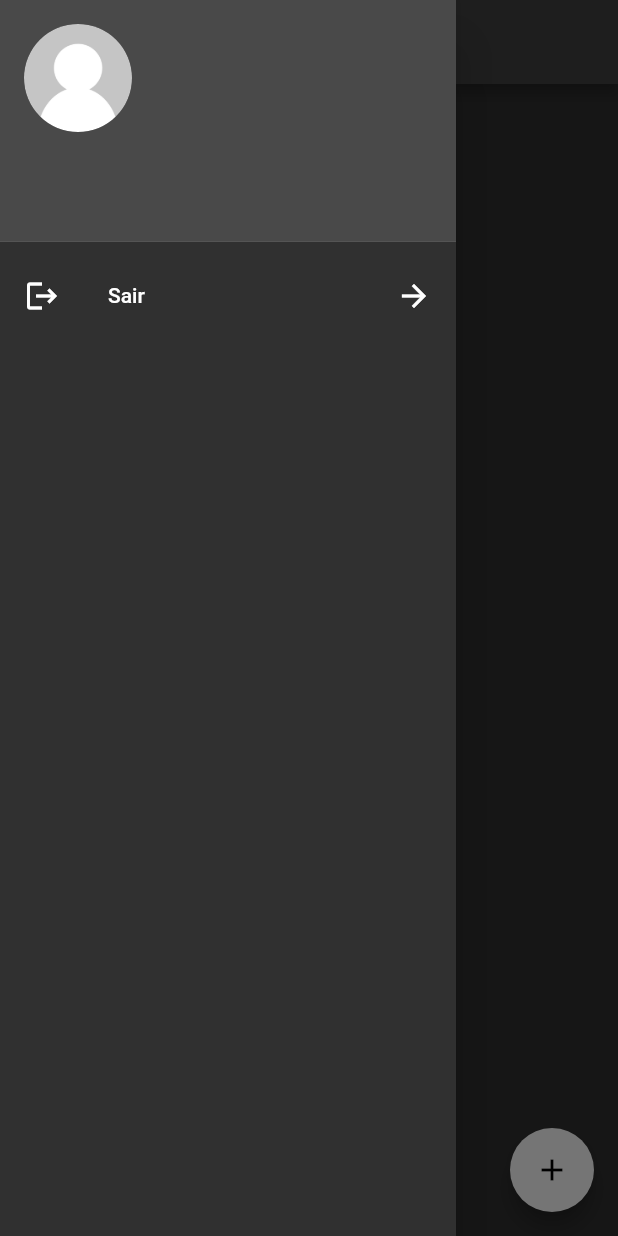
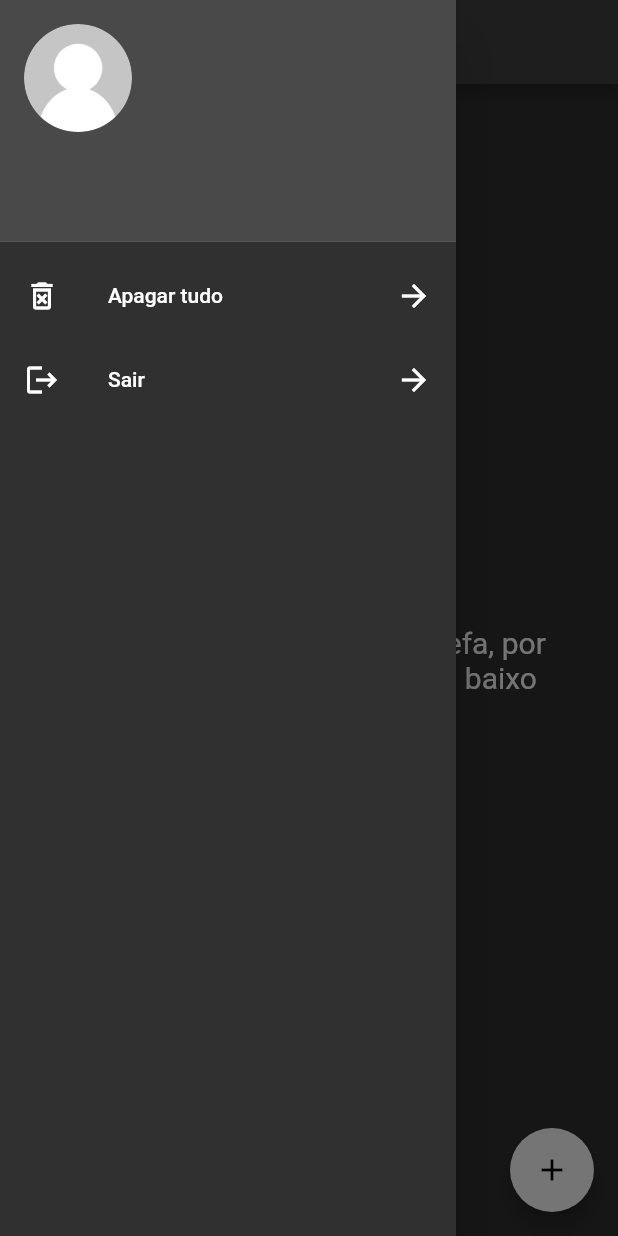
Before and after one commit to SantosFab/app_tarefa, a Flutter app: the ToDoListPage screen opened by its route, with the side drawer open, on a phone screen of 412 x 824 dp. Run offline on Flutter 3.47's test engine with Material 2 defaults, Android fonts, the phone set to English and light mode, and no system bars; our stand-ins replace auth_buttons, cloud_firestore, firebase_auth, firebase_core, flutter_slidable, google_sign_in; accounts and stored records are empty; network calls fail.

Commit message:
adiciono funcionalidade e apagar tudo as tarefas

```diff
--- a/lib/resources/login/login_firebase_auth.dart
+++ b/lib/resources/login/login_firebase_auth.dart
@@ -36,15 +36,14 @@ class LoginFirebaseAuth {
   Future<User?> createUserWithEmailAndPassWord({
     required String email,
     required String password,
-    String name = 'preciso definir isso ainda',
+    required String name,
   }) async {
     try {
       UserCredential userCredential = await auth.createUserWithEmailAndPassword(
           email: email, password: password);
       User? user = userCredential.user;
       if (user != null) {
-        user.updateDisplayName(name);
-
+        user.updateDisplayName(name[0].toUpperCase() + name.substring(1));
         return user;
       }
       return null;
@@ -55,17 +54,25 @@ class LoginFirebaseAuth {
 
   Future<User?> signInFirebaseWithEmailAndPassWord(
       {required String email, required String password}) async {
-    UserCredential userCredential =
-        await auth.signInWithEmailAndPassword(email: email, password: password);
+    try {
+      UserCredential userCredential = await auth.signInWithEmailAndPassword(
+          email: email, password: password);
 
-    return userCredential.user;
+      return userCredential.user;
+    } catch (e) {
+      return null;
+    }
   }
 
   User? hasUser() {
-    if (user != null) {
-      return user;
+    try {
+      if (user != null) {
+        return user;
+      }
+      return null;
+    } catch (e) {
+      return null;
     }
-    return null;
   }
 
   String idOfUser() {
--- a/lib/view/toDoList/drawer_page.dart
+++ b/lib/view/toDoList/drawer_page.dart
@@ -5,22 +5,24 @@ import 'package:firebase_auth/firebase_auth.dart';
 import 'package:flutter/material.dart';
 
 class DrawerPage extends StatefulWidget {
-  const DrawerPage({Key? key}) : super(key: key);
+  final void Function() callback;
+  const DrawerPage({
+    Key? key,
+    required this.callback,
+  }) : super(key: key);
 
   @override
   State<DrawerPage> createState() => _DrawerPageState();
 }
 
 class _DrawerPageState extends State<DrawerPage> {
-  late final FirebaseAuth _firebaseAuth;
+  void Function() get metodListOfTodo => widget.callback;
   late final User? user;
-  //corrigir isso
   late final RepositoryLoginFireBaseAuth _repositoryLoginFireBaseAuth;
   @override
   void initState() {
-    _firebaseAuth = FirebaseAuth.instance;
-    user = _firebaseAuth.currentUser;
     _repositoryLoginFireBaseAuth = RepositoryLoginFireBaseAuth();
+    user = _repositoryLoginFireBaseAuth.hasUser();
     super.initState();
   }
 
@@ -50,20 +52,19 @@ class _DrawerPageState extends State<DrawerPage> {
             ),
             decoration: const BoxDecoration(color: Colors.white12),
           ),
-          /*  const ListTile(
-            trailing: Icon(Icons.arrow_forward),
-            title: Text('Sair'),
-            leading: Icon(Icons.logout),
+          ListTile(
+            leading: const Icon(Icons.delete_forever_outlined),
+            title: const Text('Apagar tudo'),
+            trailing: const Icon(Icons.arrow_forward),
+            onTap: () {
+              metodListOfTodo();
+              Navigator.pop(context);
+            },
           ),
-          const ListTile(
-            trailing: Icon(Icons.arrow_forward),
-            title: Text('Sair'),
-            leading: Icon(Icons.logout),
-          ), */
           ListTile(
+            leading: const Icon(Icons.logout),
+            title: const Text('Sair'),
             trailing: const Icon(Icons.arrow_forward),
-            title: const Text('Sair'),
-            leading: const Icon(Icons.logout),
             onTap: () {
               _repositoryLoginFireBaseAuth.dispose().then((value) {
                 Navigator.of(context).pushReplacementNamed(MyApp.pagehome);
--- a/lib/view/toDoList/to_do_list_page.dart
+++ b/lib/view/toDoList/to_do_list_page.dart
@@ -3,6 +3,7 @@ import 'package:app_tarefa/resources/Assignment/repository_todo_assignment.dart'
 import 'package:app_tarefa/resources/Assignment/to_do_assignment.dart';
 import 'package:app_tarefa/resources/login/repository_login_firebaseauth.dart';
 import 'package:app_tarefa/style/custom_style_colors.dart';
+import 'package:app_tarefa/style/custom_style_text.dart';
 import 'package:app_tarefa/utils/utils_show_dialog.dart';
 import 'package:app_tarefa/view/toDoList/drawer_page.dart';
 import 'package:app_tarefa/widget/widget_dismissible.dart';
@@ -21,6 +22,7 @@ class _ToDoListPageState extends State<ToDoListPage> {
   late final TextEditingController _controllerCreateTodo;
   late final ReposirotyToDoAssignment _repositorytoDoAssignment;
   late final RepositoryLoginFireBaseAuth _repositoryloginFireBaseAuth;
+  late List<ToDo> _list;
 
   @override
   void initState() {
@@ -37,9 +39,12 @@ class _ToDoListPageState extends State<ToDoListPage> {
   Widget build(BuildContext context) {
     return Scaffold(
       appBar: AppBar(
-        title: const Text('Tarefas'),
+        title: Text(
+            'Tarefa: ${_repositoryloginFireBaseAuth.hasUser()?.displayName}'),
       ),
-      drawer: const DrawerPage(),
+      drawer: DrawerPage(
+        callback: _deleteAll,
+      ),
       body: Padding(
         padding: const EdgeInsets.all(8),
         child: StreamBuilder<QuerySnapshot<Map<String, dynamic>>>(
@@ -48,17 +53,32 @@ class _ToDoListPageState extends State<ToDoListPage> {
               .orderBy(ToDoAssignment.timeSave)
               .snapshots(),
           builder: (context, snapshot) {
-            if (snapshot.hasData) {
+            if (snapshot.hasData && snapshot.data!.docs.isEmpty) {
+              return const Padding(
+                padding: EdgeInsets.all(30.0),
+                child: Center(
+                  child: Text(
+                    'Para adicionar uma nova tarefa, por favor aperte no botão logo a baixo',
+                    textAlign: TextAlign.center,
+                    style: CustomStyleText.textTaskIsEmpty,
+                  ),
+                ),
+              );
+            } else if (snapshot.hasData) {
               List<ToDo> list =
                   ToDo.listfromQuerySnapshot(snapshot: snapshot.data);
+              _list = list;
               return ListView.builder(
                 itemCount: list.length,
                 itemBuilder: (context, index) {
                   return WidgetDismissible(
                     keyOfDismissible: list[index].uid,
-                    funcaoDelete: () => _repositorytoDoAssignment.toDoDelete(
-                      uid: list[index].uid,
-                    ),
+                    funcaoDelete: () {
+                      _repositorytoDoAssignment.toDoDelete(
+                        uid: list[index].uid,
+                      );
+                      _snackBarToDelete(context, list[index]);
+                    },
                     funcaoEdit: () {
                       _controllerAlterToDo.text = list[index].task;
                       showDialogAlterTask(
@@ -95,13 +115,13 @@ class _ToDoListPageState extends State<ToDoListPage> {
                             }
                           },
                         ),
-                        subtitle: Text(list[index].timeSave),
+                        subtitle: Text(list[index].timeSaveIsString),
                       ),
                     ),
                   );
                 },
               );
-            } else if (snapshot.hasData) {
+            } else if (snapshot.hasError) {
               return const Center(
                 child: Text(
                   'Ocorreu um error, por favor entre em contato com o desenvolver',
@@ -130,4 +150,28 @@ class _ToDoListPageState extends State<ToDoListPage> {
       ),
     );
   }
+
+  void _snackBarToDelete(BuildContext context, ToDo todo) {
+    ScaffoldMessenger.of(context).showSnackBar(
+      SnackBar(
+        content: Text(
+          'Deseja refazer a tarefa: ${todo.task}?',
+        ),
+        action: SnackBarAction(
+          label: 'Desfazer',
+          onPressed: () {
+            _repositorytoDoAssignment.createNewassignment(
+              assignment: todo.task,
+              time: todo.timeSaveIsDateTime,
+              conclusion: todo.conclused,
+            );
+          },
+        ),
+      ),
+    );
+  }
+
+  _deleteAll() {
+    _repositorytoDoAssignment.deleteAll(listOfToDo: _list);
+  }
 }
```
Also changed, not shown: lib/resources/Assignment/repository_todo_assignment.dart (+11 -2 lines), lib/resources/Assignment/to_do_assignment.dart (+7 -0 lines), lib/resources/login/repository_login_firebaseauth.dart (+39 -9 lines), lib/utils/utils_show_dialog.dart (+10 -1 lines), lib/view/my_home_page.dart (+8 -8 lines).
